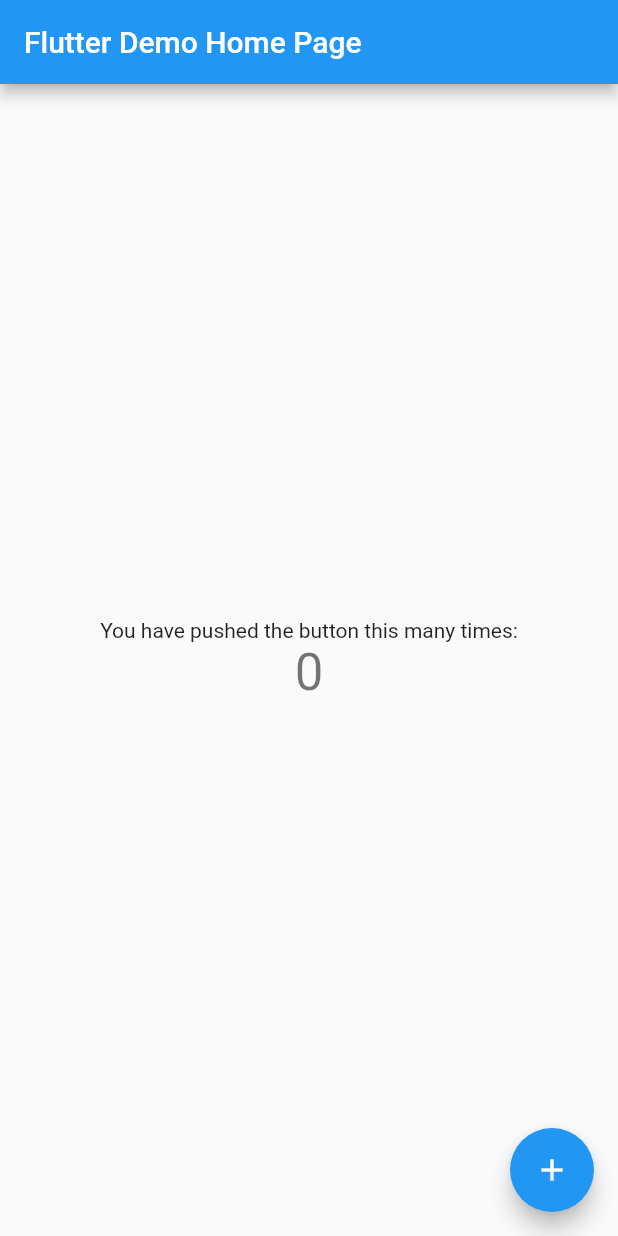
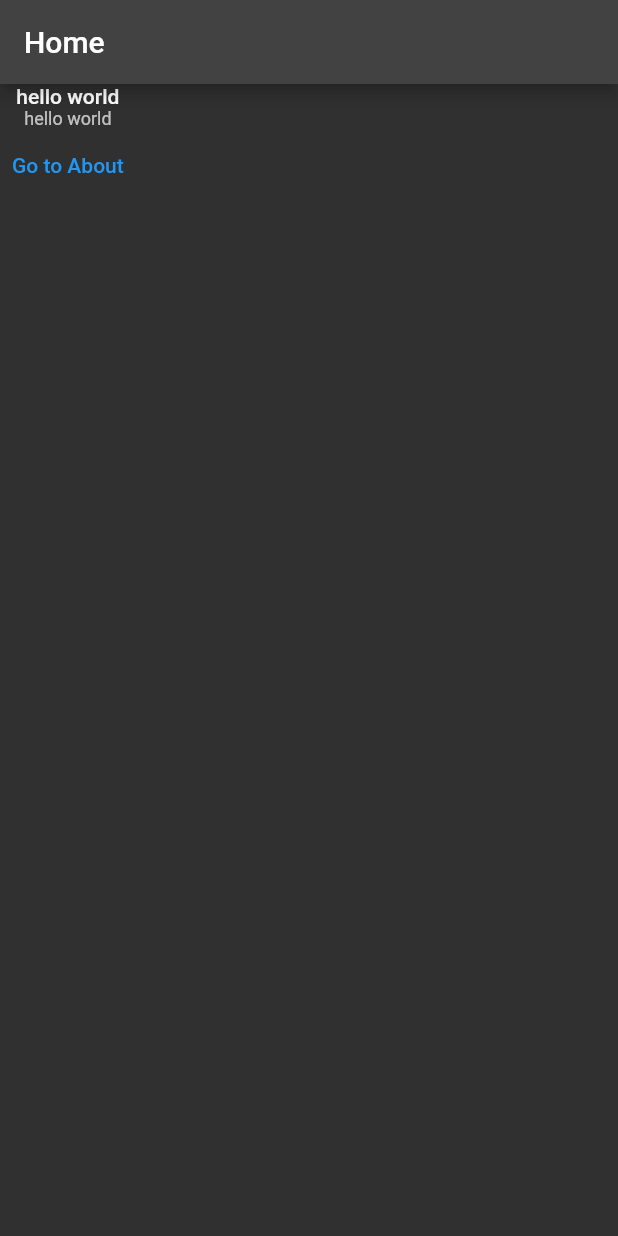
Before and after one commit to agibalov/tech-experiments, a Flutter app: the screen it shows after launch, on a phone screen of 412 x 824 dp. Run offline on Flutter 3.47's test engine with Material 2 defaults, Android fonts, the light colour scheme and no system bars.

Commit message:
LABS-1498: save progress

```diff
--- a/flutter-experiment/lib/main.dart
+++ b/flutter-experiment/lib/main.dart
@@ -1,115 +1,69 @@
 import 'package:flutter/material.dart';
 
 void main() {
-  runApp(const MyApp());
+  runApp(MyApp());
 }
 
 class MyApp extends StatelessWidget {
-  const MyApp({Key? key}) : super(key: key);
-
-  // This widget is the root of your application.
   @override
   Widget build(BuildContext context) {
     return MaterialApp(
-      title: 'Flutter Demo',
-      theme: ThemeData(
-        // This is the theme of your application.
-        //
-        // Try running your application with "flutter run". You'll see the
-        // application has a blue toolbar. Then, without quitting the app, try
-        // changing the primarySwatch below to Colors.green and then invoke
-        // "hot reload" (press "r" in the console where you ran "flutter run",
-        // or simply save your changes to "hot reload" in a Flutter IDE).
-        // Notice that the counter didn't reset back to zero; the application
-        // is not restarted.
-        primarySwatch: Colors.blue,
-      ),
-      home: const MyHomePage(title: 'Flutter Demo Home Page'),
+        title: 'Andrey\'s app',
+        theme: ThemeData(
+            brightness: Brightness.dark
+        ),
+        initialRoute: '/',
+        routes: {
+          '/': (context) => const HomePage(),
+          '/about': (context) => const AboutPage()
+        }
     );
   }
 }
 
-class MyHomePage extends StatefulWidget {
-  const MyHomePage({Key? key, required this.title}) : super(key: key);
-
-  // This widget is the home page of your application. It is stateful, meaning
-  // that it has a State object (defined below) that contains fields that affect
-  // how it looks.
-
-  // This class is the configuration for the state. It holds the values (in this
-  // case the title) provided by the parent (in this case the App widget) and
-  // used by the build method of the State. Fields in a Widget subclass are
-  // always marked "final".
-
-  final String title;
-
-  @override
-  State<MyHomePage> createState() => _MyHomePageState();
-}
-
-class _MyHomePageState extends State<MyHomePage> {
-  int _counter = 0;
-
-  void _incrementCounter() {
-    setState(() {
-      // This call to setState tells the Flutter framework that something has
-      // changed in this State, which causes it to rerun the build method below
-      // so that the display can reflect the updated values. If we changed
-      // _counter without calling setState(), then the build method would not be
-      // called again, and so nothing would appear to happen.
-      _counter++;
-    });
-  }
+class HomePage extends StatelessWidget {
+  const HomePage({Key? key}) : super(key: key);
 
   @override
   Widget build(BuildContext context) {
-    // This method is rerun every time setState is called, for instance as done
-    // by the _incrementCounter method above.
-    //
-    // The Flutter framework has been optimized to make rerunning build methods
-    // fast, so that you can just rebuild anything that needs updating rather
-    // than having to individually change instances of widgets.
     return Scaffold(
       appBar: AppBar(
-        // Here we take the value from the MyHomePage object that was created by
-        // the App.build method, and use it to set our appbar title.
-        title: Text(widget.title),
+          title: const Text('Home') // TODO: what is const here?
       ),
-      body: Center(
-        // Center is a layout widget. It takes a single child and positions it
-        // in the middle of the parent.
-        child: Column(
-          // Column is also a layout widget. It takes a list of children and
-          // arranges them vertically. By default, it sizes itself to fit its
-          // children horizontally, and tries to be as tall as its parent.
-          //
-          // Invoke "debug painting" (press "p" in the console, choose the
-          // "Toggle Debug Paint" action from the Flutter Inspector in Android
-          // Studio, or the "Toggle Debug Paint" command in Visual Studio Code)
-          // to see the wireframe for each widget.
-          //
-          // Column has various properties to control how it sizes itself and
-          // how it positions its children. Here we use mainAxisAlignment to
-          // center the children vertically; the main axis here is the vertical
-          // axis because Columns are vertical (the cross axis would be
-          // horizontal).
-          mainAxisAlignment: MainAxisAlignment.center,
-          children: <Widget>[
-            const Text(
-              'You have pushed the button this many times:',
-            ),
-            Text(
-              '$_counter',
-              style: Theme.of(context).textTheme.headline4,
-            ),
-          ],
-        ),
-      ),
-      floatingActionButton: FloatingActionButton(
-        onPressed: _incrementCounter,
-        tooltip: 'Increment',
-        child: const Icon(Icons.add),
-      ), // This trailing comma makes auto-formatting nicer for build methods.
+      body: Column(
+        children: [
+          Text(
+              'hello world',
+              style: Theme.of(context).textTheme.bodyText1),
+          Text(
+              'hello world',
+              style: Theme.of(context).textTheme.caption),
+          TextButton(
+              onPressed: () {
+                var x = 123;
+                debugPrint('Navigating to About $x');
+                Navigator.pushNamed(context, '/about');
+              },
+              child: const Text('Go to About'))
+        ]
+      )
     );
   }
 }
+
+class AboutPage extends StatelessWidget {
+  const AboutPage({Key? key}) : super(key: key);
+
+  @override
+  Widget build(BuildContext context) {
+    return Scaffold(
+        appBar: AppBar(
+            title: const Text('About')
+        ),
+        body: Text(
+            'This is the about page',
+            style: Theme.of(context).textTheme.bodyText1
+        )
+    );
+  }
+}
```
Also changed, not shown: 1 other file.
